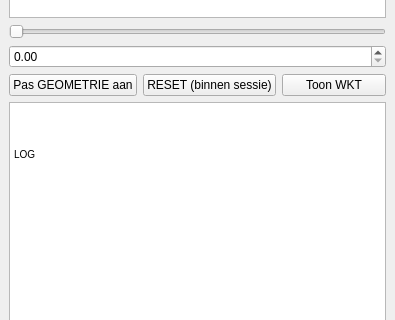
OnroerendErfgoed/brdrQ, file plugin/brdrq/brdrq_dockwidget.ui: the form before one commit; both pictures show x 0 to 395 and y 536 to 856 of the 395 by 944 pixel window.
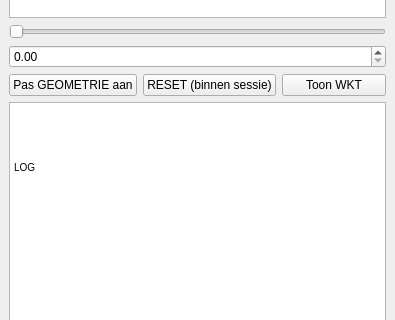
The form after the commit. Custom widgets are drawn as their Qt base class.

```diff
--- a/plugin/brdrq/brdrq_dockwidget.ui
+++ b/plugin/brdrq/brdrq_dockwidget.ui
@@ -93,6 +93,8 @@
                                 &lt;p style=&quot; margin-top:0px; margin-bottom:0px; margin-left:0px; margin-right:0px;
                                 -qt-block-indent:0; text-indent:0px;&quot;&gt; &lt;/p&gt;
                                 &lt;p style=&quot; margin-top:0px; margin-bottom:0px; margin-left:0px; margin-right:0px;
+                                -qt-block-indent:0; text-indent:0px;&quot;&gt; &lt;/p&gt;
+                                &lt;p style=&quot; margin-top:0px; margin-bottom:0px; margin-left:0px; margin-right:0px;
                                 -qt-block-indent:0; text-indent:0px;&quot;&gt;LOG &lt;/p&gt;&lt;/body&gt;&lt;/html&gt;
                             </string>
                         </property>
```
Left out of the diff: 2 changed lines with no effect on the pictures.
